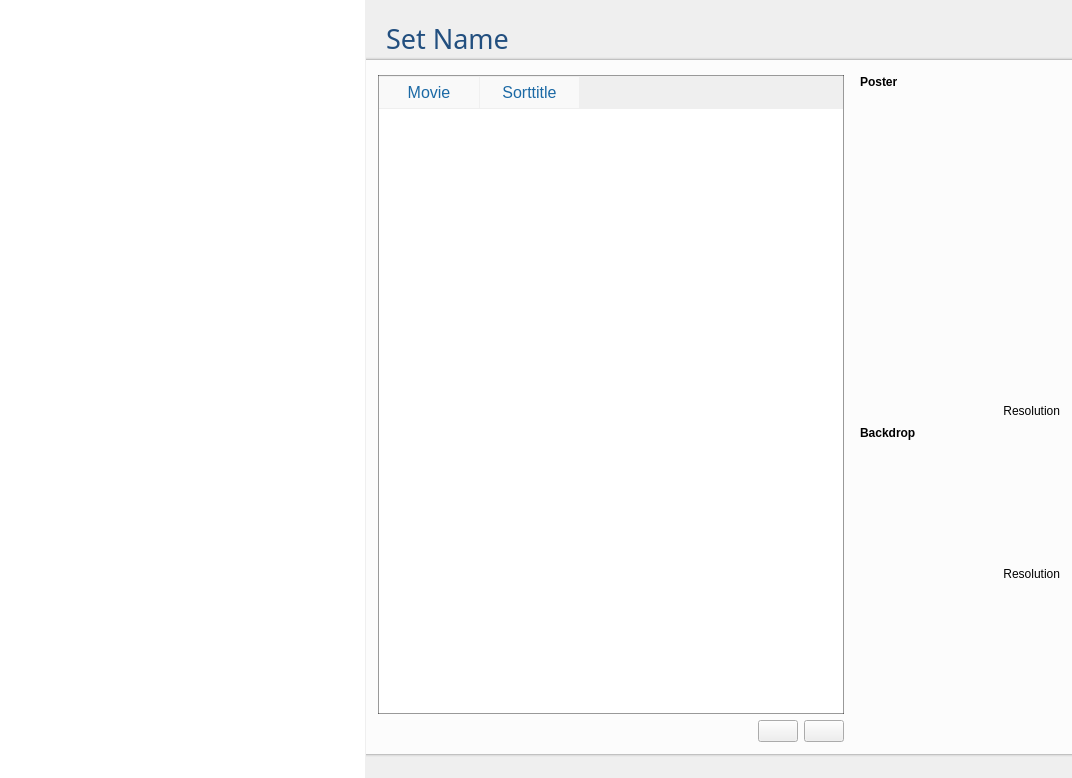
This is sets/SetsWidget.ui in Komet/MediaElch as Qt 5 draws it before an edit. The edited form follows.
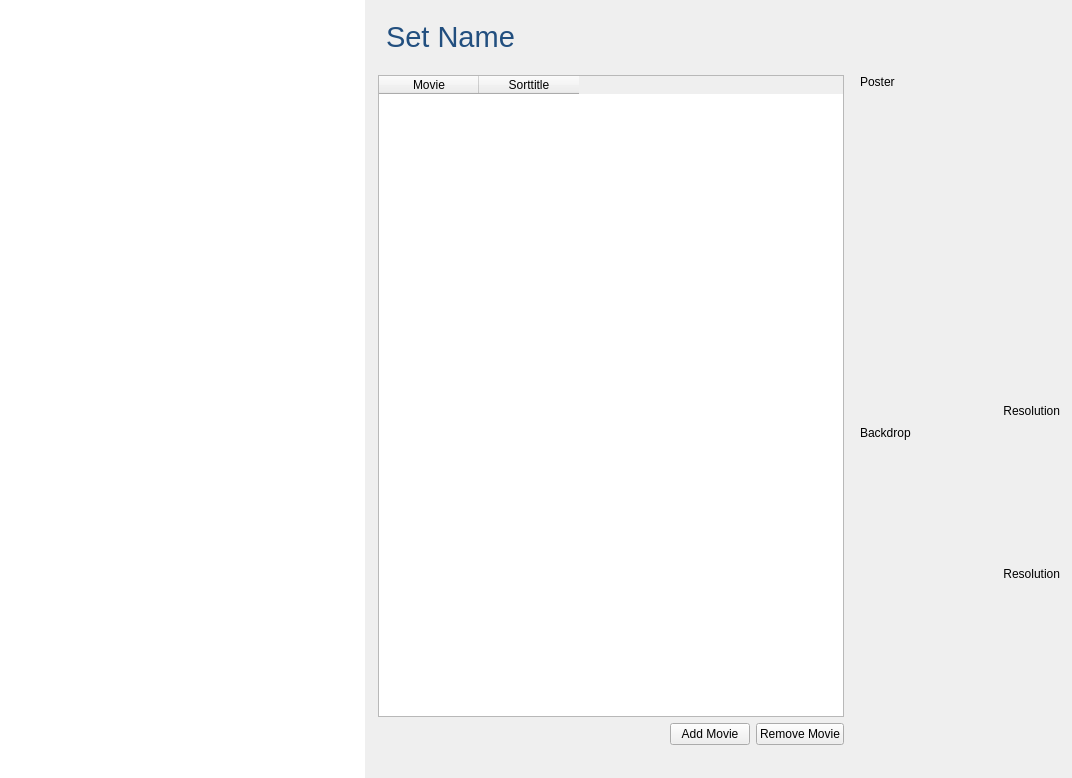
This is the edited form. Icons and pictures are not drawn. Custom widgets are drawn as their Qt base class.

Commit message: Completed layout changes

The edit to the form file:
```diff
--- a/sets/SetsWidget.ui
+++ b/sets/SetsWidget.ui
@@ -68,10 +68,7 @@
       </column>
      </widget>
      <widget class="QWidget" name="verticalLayoutWidget">
-      <layout class="QVBoxLayout" name="verticalLayout" stretch="0,0,1,0">
-       <property name="spacing">
-        <number>0</number>
-       </property>
+      <layout class="QVBoxLayout" name="verticalLayout" stretch="0,1">
        <property name="leftMargin">
         <number>0</number>
        </property>
@@ -88,8 +85,8 @@
         <widget class="QLabel" name="setName">
          <property name="font">
           <font>
-           <family>Pathway Gothic One</family>
-           <pointsize>20</pointsize>
+           <family>Helvetica Neue</family>
+           <pointsize>22</pointsize>
           </font>
          </property>
          <property name="styleSheet">
@@ -104,33 +101,14 @@
          </property>
         </widget>
        </item>
-       <item>
-        <widget class="QWidget" name="widget" native="true">
-         <property name="minimumSize">
-          <size>
-           <width>0</width>
-           <height>3</height>
-          </size>
-         </property>
-         <property name="maximumSize">
-          <size>
-           <width>16777215</width>
-           <height>3</height>
-          </size>
-         </property>
-         <property name="styleSheet">
-          <string notr="true">background-color: qlineargradient(spread:pad, x1:1, y1:1, x2:1, y2:0, stop:0 rgba(100, 100, 100, 255), stop:0.2 rgba(100, 100, 100, 50), stop:1 rgba(255, 255, 255, 0));
-</string>
-         </property>
-        </widget>
-       </item>
        <item>
         <widget class="QGroupBox" name="groupBox_3">
          <property name="styleSheet">
           <string notr="true">QGroupBox {
 	border-radius: 0;
-	background-color: rgba(255, 255, 255, 200);
-}</string>
+	background-color: transparent;
+}
+</string>
          </property>
          <property name="title">
           <string/>
@@ -140,36 +118,6 @@
            <layout class="QVBoxLayout" name="verticalLayout_3" stretch="1,0">
             <item>
              <widget class="QTableWidget" name="movies">
-              <property name="styleSheet">
-               <string notr="true">#movies {
-	border: 1px solid rgba(0, 0, 0, 100);
-	alternate-background-color: rgb(243, 246, 250);
-	selection-background-color: qlineargradient(spread:pad, x1:0, y1:0, x2:0, y2:1, stop:0 #4185b6, stop:1 #1b6aa5);
-	color: #395265;
-}
-
-QHeaderView::section {
-    background-color: #f9f9f9;
-    color: rgb(27, 105, 165);
-    border: none;
-    border-left: 1px solid #f0f0f0;
-    font-weight: normal;
-    font-size: 12pt;
-    padding-top: 4px;
-    padding-bottom: 4px;
-    margin-top: 1px;
-    margin-bottom: 1px;
-}
-
-QHeaderView::section:first {
-    border: none;
-}
-
-QHeaderView::section:checked
-{
-}
-</string>
-              </property>
               <property name="alternatingRowColors">
                <bool>true</bool>
               </property>
@@ -215,7 +163,7 @@
                  <string>Add movie to set</string>
                 </property>
                 <property name="text">
-                 <string/>
+                 <string>Add Movie</string>
                 </property>
                 <property name="icon">
                  <iconset resource="../MediaElch.qrc">
@@ -229,7 +177,7 @@
                  <string>Remove selected movie from set</string>
                 </property>
                 <property name="text">
-                 <string/>
+                 <string>Remove Movie</string>
                 </property>
                 <property name="icon">
                  <iconset resource="../MediaElch.qrc">
@@ -251,12 +199,6 @@
             </property>
             <item>
              <widget class="QLabel" name="label_13">
-              <property name="font">
-               <font>
-                <weight>75</weight>
-                <bold>true</bold>
-               </font>
-              </property>
               <property name="text">
                <string>Poster</string>
               </property>
@@ -334,12 +276,6 @@
             </item>
             <item>
              <widget class="QLabel" name="label_14">
-              <property name="font">
-               <font>
-                <weight>75</weight>
-                <bold>true</bold>
-               </font>
-              </property>
               <property name="text">
                <string>Backdrop</string>
               </property>
@@ -433,26 +369,6 @@
          </layout>
         </widget>
        </item>
-       <item>
-        <widget class="QWidget" name="widget_2" native="true">
-         <property name="minimumSize">
-          <size>
-           <width>0</width>
-           <height>3</height>
-          </size>
-         </property>
-         <property name="maximumSize">
-          <size>
-           <width>16777215</width>
-           <height>3</height>
-          </size>
-         </property>
-         <property name="styleSheet">
-          <string notr="true">background-color: qlineargradient(spread:pad, x1:1, y1:0, x2:1, y2:1, stop:0 rgba(100, 100, 100, 255), stop:0.2 rgba(100, 100, 100, 50), stop:1 rgba(255, 255, 255, 0));
-</string>
-         </property>
-        </widget>
-       </item>
       </layout>
      </widget>
     </widget>
```
Left out of the diff: 36 changed lines with no effect on the pictures. The commit also changes 32 other files.
